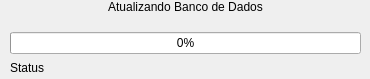
The window that src/migrationprogress.ui (AndersonSKM/FvDatabase) describes before a commit, drawn with Qt 5.
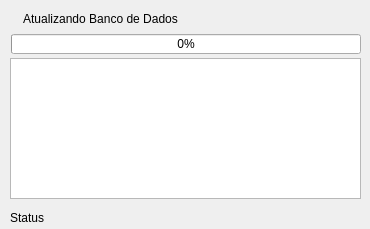
The same window after the commit.

Diff of the .ui file:
```diff
--- a/src/migrationprogress.ui
+++ b/src/migrationprogress.ui
@@ -10,7 +10,7 @@
     <x>0</x>
     <y>0</y>
     <width>370</width>
-    <height>79</height>
+    <height>229</height>
    </rect>
   </property>
   <property name="windowTitle">
@@ -27,7 +27,7 @@
     <property name="geometry">
      <rect>
       <x>10</x>
-      <y>60</y>
+      <y>210</y>
       <width>351</width>
       <height>16</height>
      </rect>
@@ -36,18 +36,38 @@
      <string>Status</string>
     </property>
    </widget>
-   <widget class="QWidget" name="layoutWidget">
+   <widget class="QTextBrowser" name="memoLog">
     <property name="geometry">
      <rect>
       <x>10</x>
-      <y>0</y>
+      <y>58</y>
       <width>351</width>
-      <height>54</height>
+      <height>141</height>
      </rect>
     </property>
-    <layout class="QVBoxLayout" name="verticalLayout">
-     <item>
+   </widget>
+   <widget class="QProgressBar" name="progressBar">
+    <property name="geometry">
+     <rect>
+      <x>11</x>
+      <y>34</y>
+      <width>350</width>
+      <height>20</height>
+     </rect>
+    </property>
+    <property name="value">
+     <number>0</number>
+    </property>
+   </widget>
       <widget class="QLabel" name="label">
+    <property name="geometry">
+     <rect>
+      <x>11</x>
+      <y>11</y>
+      <width>179</width>
+      <height>16</height>
+     </rect>
+    </property>
        <property name="text">
         <string>Atualizando Banco de Dados</string>
        </property>
@@ -60,29 +80,6 @@
        <property name="alignment">
         <set>Qt::AlignCenter</set>
        </property>
-      </widget>
-     </item>
-     <item>
-      <spacer name="verticalSpacer">
-       <property name="orientation">
-        <enum>Qt::Vertical</enum>
-       </property>
-       <property name="sizeHint" stdset="0">
-        <size>
-         <width>20</width>
-         <height>40</height>
-        </size>
-       </property>
-      </spacer>
-     </item>
-     <item>
-      <widget class="QProgressBar" name="progressBar">
-       <property name="value">
-        <number>0</number>
-       </property>
-      </widget>
-     </item>
-    </layout>
    </widget>
   </widget>
  </widget>
```
Lines whose indentation alone changed are shown as unchanged.
